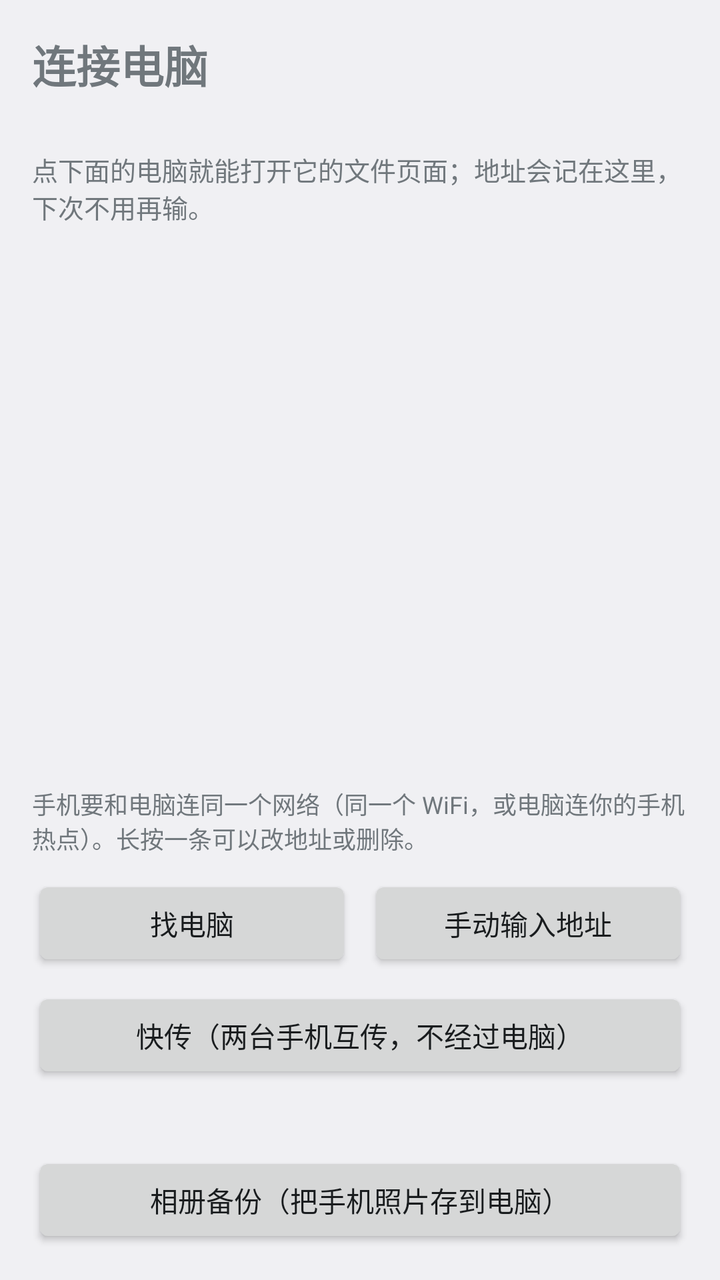
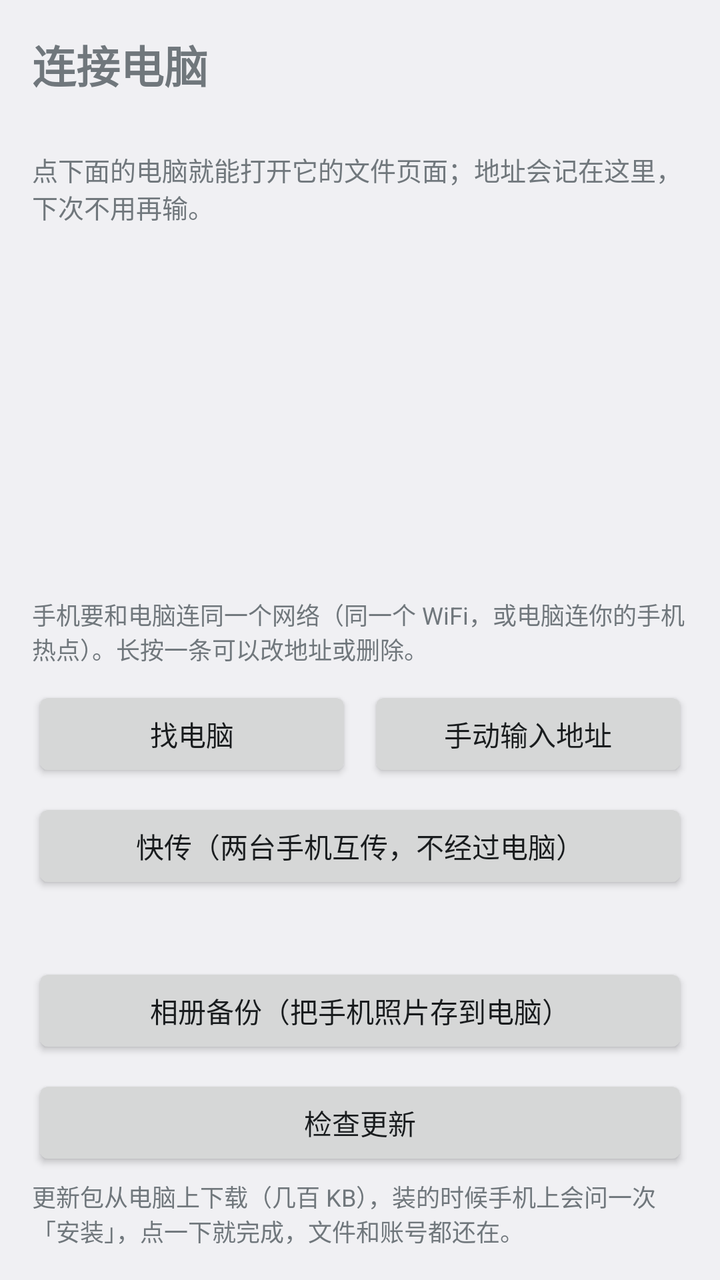

Compare the two renders of this Android layout. The source of the first and the diff that turns it into the second are given below.
<!-- AndroidManifest.xml: application theme android:Theme.DeviceDefault.Light -->
<!-- res/layout/activity_connect.xml -->
<?xml version="1.0" encoding="utf-8"?>
<LinearLayout xmlns:android="http://schemas.android.com/apk/res/android"
    android:layout_width="match_parent"
    android:layout_height="match_parent"
    android:orientation="vertical"
    android:padding="16dp">

  <TextView
      android:layout_width="match_parent"
      android:layout_height="wrap_content"
      android:text="@string/connect_title"
      android:textSize="22sp"
      android:textStyle="bold" />

  
  <TextView
      android:id="@+id/network_state"
      android:layout_width="match_parent"
      android:layout_height="wrap_content"
      android:layout_marginTop="6dp"
      android:textSize="14sp"
      android:textStyle="bold" />

  <TextView
      android:layout_width="match_parent"
      android:layout_height="wrap_content"
      android:layout_marginTop="2dp"
      android:text="@string/connect_subtitle"
      android:textSize="13sp" />

  
  <TextView
      android:id="@+id/search_state"
      android:layout_width="match_parent"
      android:layout_height="wrap_content"
      android:layout_marginTop="8dp"
      android:textSize="13sp" />

  <TextView
      android:id="@+id/empty_hint"
      android:layout_width="match_parent"
      android:layout_height="wrap_content"
      android:layout_marginTop="16dp"
      android:gravity="center"
      android:text="@string/connect_empty"
      android:textSize="15sp"
      android:visibility="gone" />

  <ListView
      android:id="@+id/server_list"
      android:layout_width="match_parent"
      android:layout_height="0dp"
      android:layout_marginTop="12dp"
      android:layout_weight="1"
      android:divider="#22000000"
      android:dividerHeight="1dp" />

  <TextView
      android:layout_width="match_parent"
      android:layout_height="wrap_content"
      android:layout_marginTop="8dp"
      android:text="@string/connect_footer"
      android:textSize="12sp" />

  <LinearLayout
      android:layout_width="match_parent"
      android:layout_height="wrap_content"
      android:layout_marginTop="10dp"
      android:orientation="horizontal">

    <Button
        android:id="@+id/find_server"
        android:layout_width="0dp"
        android:layout_height="wrap_content"
        android:layout_weight="1"
        android:text="@string/connect_find_button" />

    <Button
        android:id="@+id/add_server"
        android:layout_width="0dp"
        android:layout_height="wrap_content"
        android:layout_marginStart="8dp"
        android:layout_weight="1"
        android:text="@string/connect_add_button" />
  </LinearLayout>

  <Button
      android:id="@+id/open_share"
      android:layout_width="match_parent"
      android:layout_height="wrap_content"
      android:layout_marginTop="8dp"
      android:text="@string/connect_share_button" />

  <TextView
      android:id="@+id/app_version"
      android:layout_width="match_parent"
      android:layout_height="wrap_content"
      android:layout_marginTop="10dp"
      android:textSize="12sp" />

  <Button
      android:id="@+id/open_backup"
      android:layout_width="match_parent"
      android:layout_height="wrap_content"
      android:layout_marginTop="8dp"
      android:text="@string/backup_entry_button" />
</LinearLayout>
<!-- resources referenced by this layout -->
<resources>
  <string name="backup_entry_button">相册备份（把手机照片存到电脑）</string>
  <string name="connect_add_button">手动输入地址</string>
  <string name="connect_empty">还没有连过电脑。\n先在电脑上双击启动，手机连上同一个 WiFi/热点，然后点下面「找电脑」——App 会自己把它找出来。</string>
  <string name="connect_find_button">找电脑</string>
  <string name="connect_footer">手机要和电脑连同一个网络（同一个 WiFi，或电脑连你的手机热点）。长按一条可以改地址或删除。</string>
  <string name="connect_share_button">快传（两台手机互传，不经过电脑）</string>
  <string name="connect_subtitle">点下面的电脑就能打开它的文件页面；地址会记在这里，下次不用再输。</string>
  <string name="connect_title">连接电脑</string>
</resources>

<!-- the commit's change to res/layout/activity_connect.xml (unified diff, before → after) -->
@@ -104,4 +104,19 @@
       android:layout_height="wrap_content"
       android:layout_marginTop="8dp"
       android:text="@string/backup_entry_button" />
+
+  
+  <Button
+      android:id="@+id/check_update"
+      android:layout_width="match_parent"
+      android:layout_height="wrap_content"
+      android:layout_marginTop="8dp"
+      android:text="@string/connect_update_check" />
+
+  <TextView
+      android:layout_width="match_parent"
+      android:layout_height="wrap_content"
+      android:layout_marginTop="4dp"
+      android:text="@string/connect_update_hint"
+      android:textSize="12sp" />
 </LinearLayout>
<!-- resource entries referenced after the edit -->
@@ -8,5 +8,7 @@
   <string name="connect_share_button">快传（两台手机互传，不经过电脑）</string>
   <string name="connect_subtitle">点下面的电脑就能打开它的文件页面；地址会记在这里，下次不用再输。</string>
   <string name="connect_title">连接电脑</string>
+  <string name="connect_update_check">检查更新</string>
+  <string name="connect_update_hint">更新包从电脑上下载（几百 KB），装的时候手机上会问一次「安装」，点一下就完成，文件和账号都还在。</string>
 </resources>
 
